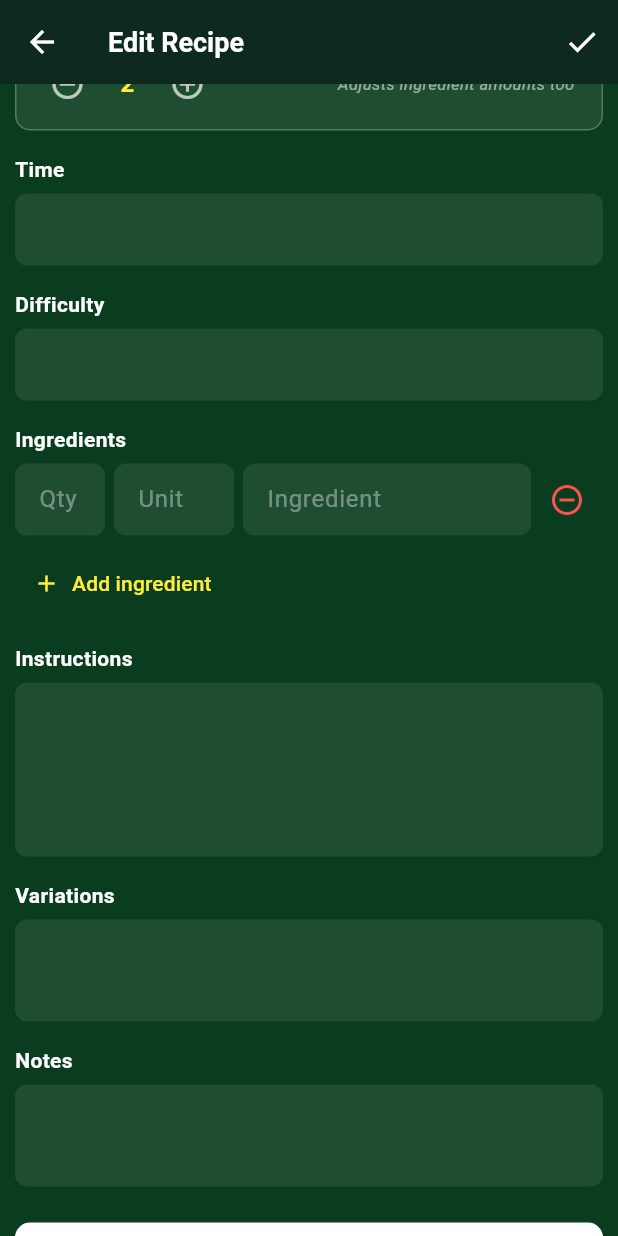
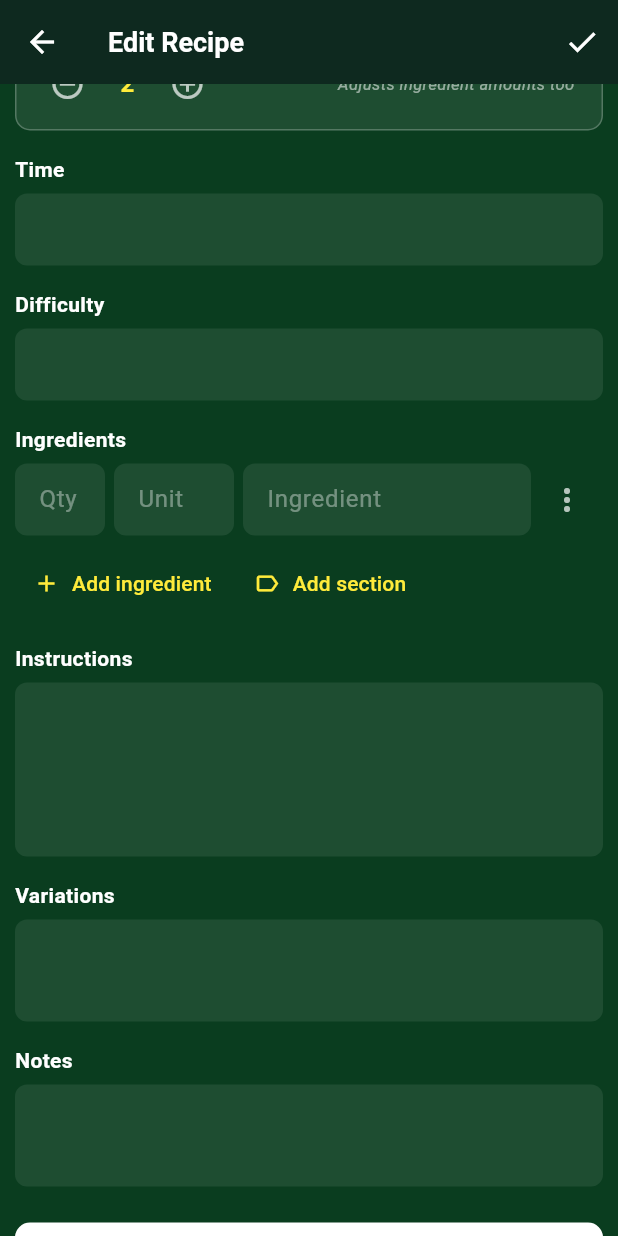
Before and after one commit to mikekuriger/chef, a Flutter app: the RecipeEditScreen screen opened directly with empty values, scrolled down 576 dp, on a phone screen of 412 x 824 dp. Run offline on Flutter 3.47's test engine with Material 3 defaults, Android fonts, the light colour scheme and no system bars; our stand-ins replace cookie_jar, dio, dio_cookie_manager, flutter_markdown, flutter_secure_storage, flutter_svg and 9 more; accounts and stored records are empty; network calls fail.

Commit message:
split ingredients into sections

```diff
--- a/lib/models/recipe.dart
+++ b/lib/models/recipe.dart
@@ -2,15 +2,19 @@
 import 'dart:convert';
 import 'package:chef/constants.dart';
 
-/// One structured ingredient line: {quantity, unit, name}.
+/// One structured ingredient line: {quantity, unit, name, section}.
 /// `quantity` is kept as the original text (e.g. "1/2", "1 1/2", "2") so it
 /// can be displayed as typed; scaling parses it to a double on demand.
+/// `section` is the optional sub-heading this line belongs to ("Wet Batter",
+/// "Sauce"...) for recipes with multiple parts; consecutive ingredients that
+/// share a section are shown together under one heading.
 class RecipeIngredient {
   final String? quantity;
   final String? unit;
   final String name;
+  final String? section;
 
-  const RecipeIngredient({this.quantity, this.unit, required this.name});
+  const RecipeIngredient({this.quantity, this.unit, required this.name, this.section});
 
   factory RecipeIngredient.fromJson(Map<String, dynamic> json) {
     return RecipeIngredient(
@@ -21,6 +25,9 @@ class RecipeIngredient {
           ? null
           : json['unit'] as String?,
       name: (json['name'] as String?) ?? '',
+      section: (json['section'] as String?)?.trim().isEmpty ?? true
+          ? null
+          : (json['section'] as String).trim(),
     );
   }
 
@@ -28,13 +35,15 @@ class RecipeIngredient {
         'quantity': quantity,
         'unit': unit,
         'name': name,
+        'section': section,
       };
 
-  RecipeIngredient copyWith({String? quantity, String? unit, String? name}) {
+  RecipeIngredient copyWith({String? quantity, String? unit, String? name, String? section}) {
     return RecipeIngredient(
       quantity: quantity ?? this.quantity,
       unit: unit ?? this.unit,
       name: name ?? this.name,
+      section: section ?? this.section,
     );
   }
 
--- a/lib/screens/recipe_edit_screen.dart
+++ b/lib/screens/recipe_edit_screen.dart
@@ -8,7 +8,11 @@ import 'package:chef/state/recipe_list_model.dart';
 import 'package:chef/theme/colors.dart';
 
 /// One editable ingredient row: quantity + unit + name text controllers.
+/// A row with [isHeader] set is a section heading ("Wet Batter") instead of
+/// an ingredient: only its `name` controller is used, and every ingredient
+/// row below it (until the next header) belongs to that section.
 class _IngredientRow {
+  final bool isHeader;
   final TextEditingController quantity;
   final TextEditingController unit;
   final TextEditingController name;
@@ -19,8 +23,16 @@ class _IngredientRow {
   // "to taste") — those rows are simply left alone by the stepper.
   final double? originalQuantity;
 
+  _IngredientRow.header([String? title])
+      : isHeader = true,
+        quantity = TextEditingController(),
+        unit = TextEditingController(),
+        name = TextEditingController(text: title ?? ''),
+        originalQuantity = null;
+
   _IngredientRow({String? quantity, String? unit, String? name})
-      : quantity = TextEditingController(text: quantity ?? ''),
+      : isHeader = false,
+        quantity = TextEditingController(text: quantity ?? ''),
         unit = TextEditingController(text: unit ?? ''),
         name = TextEditingController(text: name ?? ''),
         originalQuantity = RecipeIngredient(quantity: quantity, name: '').quantityAsDouble;
@@ -48,6 +60,21 @@ const Set<String> _kKnownUnits = {
 /// pre-filled fields instead of dumping the whole line into "name".
 /// Mirrors chef-backend's parse_ingredient_line; doesn't need to match it
 /// exactly since the user can just edit the fields either way.
+/// Returns the section title if a legacy free-text ingredient line is a
+/// sub-heading ("**Wet Batter:**", "### Sauce", "For the sauce:") rather
+/// than an ingredient. Bulleted/numbered lines are never headings.
+String? _legacyHeading(String line) {
+  final text = line.trim();
+  if (text.isEmpty) return null;
+  final bold = RegExp(r'^\*\*\s*([^*]+?)\s*:?\s*\*\*\s*:?$').firstMatch(text);
+  if (bold != null) return bold.group(1);
+  final hash = RegExp(r'^#{1,6}\s*(.+?)\s*:?$').firstMatch(text);
+  if (hash != null) return hash.group(1);
+  final colon = RegExp(r'^([A-Za-z][^:]{0,58}):$').firstMatch(text);
+  if (colon != null) return colon.group(1);
+  return null;
+}
+
 _IngredientRow _rowFromLegacyLine(String line) {
   var text = line.trim();
   text = text.replaceFirst(RegExp(r'^[-*•]\s*'), '');
@@ -125,13 +152,19 @@ class _RecipeEditScreenState extends State<RecipeEditScreen> {
     }
 
     if (r.isStructured) {
+      String? currentSection;
       for (final ing in r.ingredientsStructured) {
+        if (ing.section != currentSection) {
+          currentSection = ing.section;
+          if (currentSection != null) _ingredientRows.add(_IngredientRow.header(currentSection));
+        }
         _ingredientRows.add(_IngredientRow(quantity: ing.quantity, unit: ing.unit, name: ing.name));
       }
     } else if (r.ingredients.trim().isNotEmpty) {
       for (final line in r.ingredients.split('\n')) {
         if (line.trim().isEmpty) continue;
-        _ingredientRows.add(_rowFromLegacyLine(line));
+        final heading = _legacyHeading(line);
+        _ingredientRows.add(heading != null ? _IngredientRow.header(heading) : _rowFromLegacyLine(line));
       }
     }
     if (_ingredientRows.isEmpty) _ingredientRows.add(_IngredientRow());
@@ -154,6 +187,19 @@ class _RecipeEditScreenState extends State<RecipeEditScreen> {
 
   void _addIngredientRow() {
     setState(() => _ingredientRows.add(_IngredientRow()));
+  }
+
+  void _addSectionRow([int? atIndex]) {
+    setState(() {
+      final header = _IngredientRow.header();
+      if (atIndex == null) {
+        _ingredientRows.add(header);
+        // Blank ingredient under the new heading so there's a field to type in.
+        _ingredientRows.add(_IngredientRow());
+      } else {
+        _ingredientRows.insert(atIndex, header);
+      }
+    });
   }
 
   void _removeIngredientRow(int index) {
@@ -191,14 +237,23 @@ class _RecipeEditScreenState extends State<RecipeEditScreen> {
       _error = null;
     });
 
-    final ingredients = _ingredientRows
-        .where((row) => row.name.text.trim().isNotEmpty)
-        .map((row) => {
+    // Walk top to bottom: a header row sets the current section, and every
+    // ingredient row after it is tagged with that section.
+    final ingredients = <Map<String, dynamic>>[];
+    String? section;
+    for (final row in _ingredientRows) {
+      final text = row.name.text.trim();
+      if (row.isHeader) {
+        section = text.isEmpty ? null : text;
+      } else if (text.isNotEmpty) {
+        ingredients.add({
           'quantity': row.quantity.text.trim(),
           'unit': row.unit.text.trim(),
-              'name': row.name.text.trim(),
-            })
-        .toList();
+          'name': text,
+          'section': section,
+        });
+      }
+    }
 
     try {
       final updated = await ApiService.updateRecipe(widget.recipe.id, {
@@ -384,6 +439,29 @@ class _RecipeEditScreenState extends State<RecipeEditScreen> {
             ..._ingredientRows.asMap().entries.map((entry) {
               final i = entry.key;
               final row = entry.value;
+              if (row.isHeader) {
+                return Padding(
+                  padding: const EdgeInsets.only(top: 8, bottom: 8),
+                  child: Row(
+                    children: [
+                      const Icon(Icons.label_outline, color: Colors.yellow, size: 20),
+                      const SizedBox(width: 8),
+                      Expanded(
+                        child: TextField(
+                          controller: row.name,
+                          style: const TextStyle(color: Colors.yellow, fontWeight: FontWeight.bold),
+                          decoration: _fieldDecoration('Section name (e.g. Sauce)', true),
+                        ),
+                      ),
+                      IconButton(
+                        icon: const Icon(Icons.remove_circle_outline, color: Colors.redAccent),
+                        tooltip: 'Remove section heading',
+                        onPressed: () => _removeIngredientRow(i),
+                      ),
+                    ],
+                  ),
+                );
+              }
               return Padding(
                 padding: const EdgeInsets.only(bottom: 8),
                 child: Row(
@@ -414,21 +492,34 @@ class _RecipeEditScreenState extends State<RecipeEditScreen> {
                         decoration: _fieldDecoration('Ingredient', true),
                       ),
                     ),
-                    IconButton(
-                      icon: const Icon(Icons.remove_circle_outline, color: Colors.redAccent),
-                      onPressed: () => _removeIngredientRow(i),
+                    PopupMenuButton<String>(
+                      icon: const Icon(Icons.more_vert, color: Colors.white70),
+                      onSelected: (v) {
+                        if (v == 'section') _addSectionRow(i);
+                        if (v == 'remove') _removeIngredientRow(i);
+                      },
+                      itemBuilder: (_) => const [
+                        PopupMenuItem(value: 'section', child: Text('Start a new section here')),
+                        PopupMenuItem(value: 'remove', child: Text('Remove ingredient')),
+                      ],
                     ),
                   ],
                 ),
               );
             }),
-            Align(
-              alignment: Alignment.centerLeft,
-              child: TextButton.icon(
+            Wrap(
+              children: [
+                TextButton.icon(
                   onPressed: _addIngredientRow,
                   icon: const Icon(Icons.add, color: Colors.yellow),
                   label: const Text('Add ingredient', style: TextStyle(color: Colors.yellow)),
                 ),
+                TextButton.icon(
+                  onPressed: () => _addSectionRow(),
+                  icon: const Icon(Icons.label_outline, color: Colors.yellow),
+                  label: const Text('Add section', style: TextStyle(color: Colors.yellow)),
+                ),
+              ],
             ),
 
             _sectionLabel('Instructions'),
```
Also changed, not shown: lib/widgets/recipe_journal_widget.dart (+28 -9 lines). Lines whose indentation alone changed are shown as unchanged.
